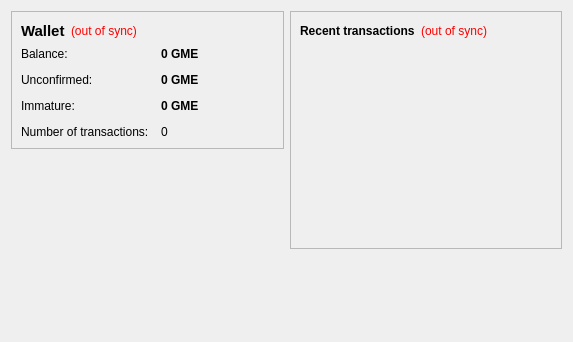
fairycoin/fairycoin, file src/qt/forms/overviewpage.ui: the form before one commit.
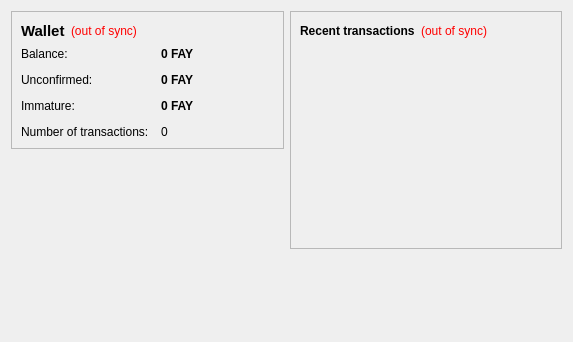
The form after the commit.

```diff
--- a/src/qt/forms/overviewpage.ui
+++ b/src/qt/forms/overviewpage.ui
@@ -105,7 +105,7 @@
              <string>Your current balance</string>
             </property>
             <property name="text">
-             <string notr="true">0 GME</string>
+             <string notr="true">0 FAY</string>
             </property>
             <property name="textInteractionFlags">
              <set>Qt::LinksAccessibleByMouse|Qt::TextSelectableByKeyboard|Qt::TextSelectableByMouse</set>
@@ -134,7 +134,7 @@
              <string>Total of transactions that have yet to be confirmed, and do not yet count toward the current balance</string>
             </property>
             <property name="text">
-             <string notr="true">0 GME</string>
+             <string notr="true">0 FAY</string>
             </property>
             <property name="textInteractionFlags">
              <set>Qt::LinksAccessibleByMouse|Qt::TextSelectableByKeyboard|Qt::TextSelectableByMouse</set>
@@ -177,7 +177,7 @@
              <string>Mined balance that has not yet matured</string>
             </property>
             <property name="text">
-             <string notr="true">0 GME</string>
+             <string notr="true">0 FAY</string>
             </property>
             <property name="textInteractionFlags">
              <set>Qt::LinksAccessibleByMouse|Qt::TextSelectableByKeyboard|Qt::TextSelectableByMouse</set>
```
Left out of the diff: 4 changed lines with no effect on the pictures.
